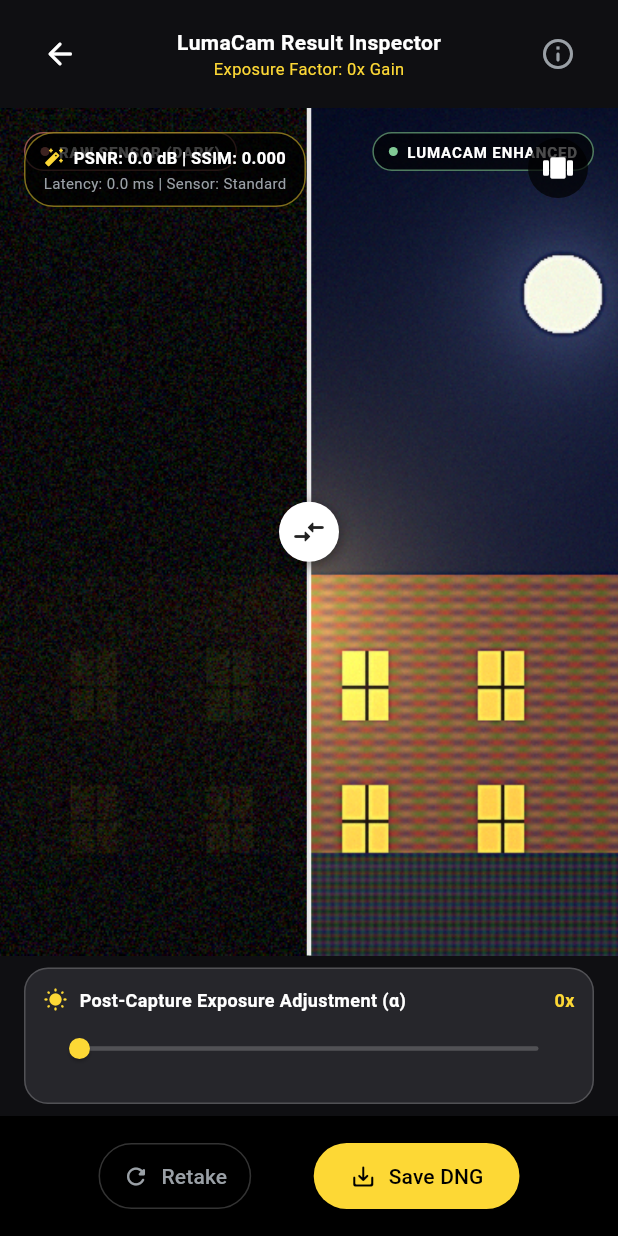
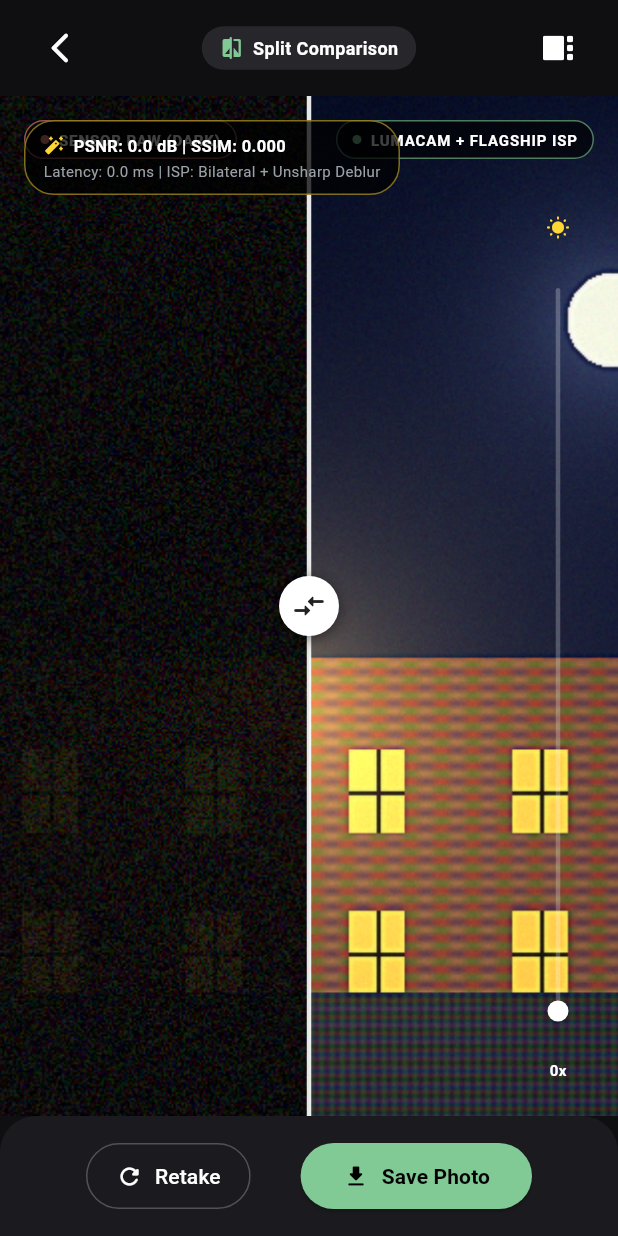
Before and after one commit to Sreenandan2004/LumaCam, a Flutter app: the CapturedPreviewScreen screen opened directly with empty values, on a phone screen of 412 x 824 dp. Run offline on Flutter 3.47's test engine with Material 3 defaults, Android fonts, the phone set to English and light mode, and no system bars.

Commit message:
feat(mobile): integrate Camera2 live feed and real-time Edge Flagship ISP pipeline

```diff
--- a/mobile/lib/presentation/screens/captured_preview_screen.dart
+++ b/mobile/lib/presentation/screens/captured_preview_screen.dart
@@ -8,6 +8,7 @@
 /// and dynamic post-capture exposure adjustment.
 class CapturedPreviewScreen extends StatefulWidget {
   final Uint8List? imageBytes;
+  final Uint8List? beforeBytes;
   final double initialAlpha;
   final double latencyMs;
   final double psnr;
@@ -17,6 +18,7 @@
   const CapturedPreviewScreen({
     super.key,
     this.imageBytes,
+    this.beforeBytes,
     required this.initialAlpha,
     required this.latencyMs,
     required this.psnr,
@@ -52,7 +54,7 @@
               Icon(Icons.check_circle_rounded, color: GCamColors.accentGreen, size: 18),
               SizedBox(width: 8),
               Text(
-                'Saved to Gallery: DCIM/Camera/LumaCam_RAW.dng',
+                'Saved to Gallery: DCIM/Camera/LumaCam_Pixel_ISP.jpg',
                 style: TextStyle(color: GCamColors.textPrimary, fontSize: 12),
               ),
             ],
@@ -65,7 +67,6 @@
 
   @override
   Widget build(BuildContext context) {
-    // Dynamic brightness factor for preview slider
     final brightnessScale = (_currentAlpha / 100.0).clamp(0.6, 2.0);
 
     return Scaffold(
@@ -85,10 +86,12 @@
                   Center(
                     child: _showSplitComparison
                         ? BeforeAfterSlider(
+                            beforeImageBytes: widget.beforeBytes,
+                            afterImageBytes: widget.imageBytes,
                             beforeImagePath: 'assets/samples/dark_raw.png',
                             afterImagePath: 'assets/samples/lumacam_isp.png',
-                            beforeLabel: 'RAW SENSOR (DARK)',
-                            afterLabel: 'LUMACAM ENHANCED',
+                            beforeLabel: 'SENSOR RAW (DARK)',
+                            afterLabel: 'LUMACAM + FLAGSHIP ISP',
                           )
                         : ColorFiltered(
                             colorFilter: ColorFilter.matrix([
@@ -141,7 +144,7 @@
                           ),
                           const SizedBox(height: 2),
                           Text(
-                            'Latency: ${widget.latencyMs.toStringAsFixed(1)} ms | Sensor: ${widget.isRaw ? "Bayer 14-bit RAW" : "Standard"}',
+                            'Latency: ${widget.latencyMs.toStringAsFixed(1)} ms | ISP: Bilateral + Unsharp Deblur',
                             style: const TextStyle(
                               color: GCamColors.textSecondary,
                               fontSize: 10,
@@ -152,33 +155,54 @@
                     ),
                   ),
 
-                  // Split view toggle button
+                  // Post-Capture Exposure Slider (Right Edge)
                   Positioned(
-                    top: 16,
                     right: 16,
-                    child: IconButton(
-                      icon: Icon(
-                        _showSplitComparison ? Icons.view_carousel_rounded : Icons.splitscreen_rounded,
+                    bottom: 24,
+                    top: 80,
+                    child: Column(
+                      mainAxisAlignment: MainAxisAlignment.center,
+                      children: [
+                        const Icon(Icons.wb_sunny_rounded, color: GCamColors.accentYellow, size: 16),
+                        const SizedBox(height: 8),
+                        Expanded(
+                          child: RotatedBox(
+                            quarterTurns: 3,
+                            child: SliderTheme(
+                              data: SliderTheme.of(context).copyWith(
+                                trackHeight: 3,
+                                thumbShape: const RoundSliderThumbShape(enabledThumbRadius: 7),
+                                activeTrackColor: GCamColors.accentYellow,
+                                inactiveTrackColor: Colors.white24,
+                                thumbColor: Colors.white,
+                              ),
+                              child: Slider(
+                                value: _currentAlpha,
+                                min: 10.0,
+                                max: 300.0,
+                                onChanged: (val) => setState(() => _currentAlpha = val),
+                              ),
+                            ),
+                          ),
+                        ),
+                        const SizedBox(height: 8),
+                        Text(
+                          '${_currentAlpha.toInt()}x',
+                          style: const TextStyle(
                             color: GCamColors.textPrimary,
+                            fontSize: 10,
+                            fontWeight: FontWeight.bold,
                           ),
-                      tooltip: _showSplitComparison ? 'Show Full Enhanced' : 'Show Split Lens',
-                      style: IconButton.styleFrom(
-                        backgroundColor: Colors.black.withValues(alpha: 0.7),
                         ),
-                      onPressed: () {
-                        setState(() => _showSplitComparison = !_showSplitComparison);
-                      },
+                      ],
                     ),
                   ),
                 ],
               ),
             ),
 
-            // Bottom Post-Processing Panel
-            _buildPostProcessPanel(),
-
-            // Bottom Action Bar (Retake, Save, Share)
-            _buildActionBar(context),
+            // Bottom Control Bar
+            _buildBottomBar(context),
           ],
         ),
       ),
@@ -186,75 +210,32 @@
   }
 
   Widget _buildTopBar(BuildContext context) {
-    return Padding(
-      padding: const EdgeInsets.symmetric(horizontal: 16, vertical: 12),
+    return Container(
+      padding: const EdgeInsets.symmetric(horizontal: 16, vertical: 8),
       child: Row(
         mainAxisAlignment: MainAxisAlignment.spaceBetween,
         children: [
           IconButton(
-            icon: const Icon(Icons.arrow_back_rounded, color: GCamColors.textPrimary),
+            icon: const Icon(Icons.arrow_back_ios_new_rounded, color: GCamColors.textPrimary),
             onPressed: () => Navigator.pop(context),
           ),
-          Column(
-            children: [
-              const Text(
-                'LumaCam Result Inspector',
-                style: TextStyle(
-                  color: GCamColors.textPrimary,
-                  fontSize: 14,
-                  fontWeight: FontWeight.bold,
-                ),
-              ),
-              Text(
-                'Exposure Factor: ${_currentAlpha.round()}x Gain',
-                style: const TextStyle(
-                  color: GCamColors.accentYellow,
-                  fontSize: 11,
-                ),
-              ),
-            ],
-          ),
-          IconButton(
-            icon: const Icon(Icons.info_outline_rounded, color: GCamColors.textSecondary),
-            onPressed: () {
-              ScaffoldMessenger.of(context).showSnackBar(
-                const SnackBar(
-                  backgroundColor: GCamColors.surfaceElevated,
-                  content: Text(
-                    'Reconstructed from 4-channel packed Bayer raw data (RGGB) using Attention U-Net GAN.',
-                    style: TextStyle(fontSize: 12),
-                  ),
-                ),
-              );
-            },
-          ),
-        ],
-      ),
-    );
-  }
-
-  Widget _buildPostProcessPanel() {
-    return Container(
-      margin: const EdgeInsets.symmetric(horizontal: 16, vertical: 8),
-      padding: const EdgeInsets.all(12),
+          Container(
+            padding: const EdgeInsets.symmetric(horizontal: 12, vertical: 6),
             decoration: BoxDecoration(
               color: GCamColors.surfaceElevated,
-        borderRadius: BorderRadius.circular(16),
-        border: Border.all(color: GCamColors.borderSubtle),
+              borderRadius: BorderRadius.circular(20),
             ),
-      child: Column(
-        crossAxisAlignment: CrossAxisAlignment.start,
+            child: Row(
               children: [
-          Row(
-            mainAxisAlignment: MainAxisAlignment.spaceBetween,
-            children: [
-              Row(
-                children: const [
-                  Icon(Icons.wb_sunny_rounded, color: GCamColors.accentYellow, size: 16),
-                  SizedBox(width: 8),
+                Icon(
+                  _showSplitComparison ? Icons.compare_rounded : Icons.photo_rounded,
+                  color: GCamColors.accentGreen,
+                  size: 16,
+                ),
+                const SizedBox(width: 6),
                 Text(
-                    'Post-Capture Exposure Adjustment (α)',
-                    style: TextStyle(
+                  _showSplitComparison ? 'Split Comparison' : 'Enhanced Photo',
+                  style: const TextStyle(
                     color: GCamColors.textPrimary,
                     fontSize: 12,
                     fontWeight: FontWeight.w600,
@@ -262,75 +243,58 @@
                 ),
               ],
             ),
-              Text(
-                '${_currentAlpha.round()}x',
-                style: const TextStyle(
-                  color: GCamColors.accentYellow,
-                  fontSize: 12,
-                  fontWeight: FontWeight.bold,
           ),
+          IconButton(
+            icon: Icon(
+              _showSplitComparison ? Icons.view_sidebar_rounded : Icons.splitscreen_rounded,
+              color: GCamColors.textPrimary,
             ),
-            ],
-          ),
-          SliderTheme(
-            data: SliderThemeData(
-              activeTrackColor: GCamColors.accentYellow,
-              inactiveTrackColor: GCamColors.borderSubtle,
-              thumbColor: GCamColors.accentYellow,
-              overlayColor: GCamColors.accentYellow.withValues(alpha: 0.2),
-              trackHeight: 3.0,
-              thumbShape: const RoundSliderThumbShape(enabledThumbRadius: 7.0),
-            ),
-            child: Slider(
-              min: 10.0,
-              max: 300.0,
-              value: _currentAlpha,
-              onChanged: (val) {
-                setState(() => _currentAlpha = val);
-              },
-            ),
+            tooltip: 'Toggle Split Comparison',
+            onPressed: () => setState(() => _showSplitComparison = !_showSplitComparison),
           ),
         ],
       ),
     );
   }
 
-  Widget _buildActionBar(BuildContext context) {
+  Widget _buildBottomBar(BuildContext context) {
     return Container(
       padding: const EdgeInsets.symmetric(horizontal: 24, vertical: 16),
-      color: Colors.black,
+      decoration: const BoxDecoration(
+        color: GCamColors.surface,
+        borderRadius: BorderRadius.vertical(top: Radius.circular(24)),
+      ),
       child: Row(
         mainAxisAlignment: MainAxisAlignment.spaceEvenly,
         children: [
-          // Retake button
+          // Retake Button
           OutlinedButton.icon(
-            icon: const Icon(Icons.refresh_rounded, size: 18),
-            label: const Text('Retake'),
             style: OutlinedButton.styleFrom(
-              foregroundColor: GCamColors.textSecondary,
-              side: const BorderSide(color: GCamColors.borderSubtle),
-              padding: const EdgeInsets.symmetric(horizontal: 16, vertical: 12),
+              side: const BorderSide(color: Colors.white24),
               shape: RoundedRectangleBorder(borderRadius: BorderRadius.circular(24)),
+              padding: const EdgeInsets.symmetric(horizontal: 20, vertical: 12),
             ),
+            icon: const Icon(Icons.refresh_rounded, color: GCamColors.textPrimary, size: 18),
+            label: const Text('Retake', style: TextStyle(color: GCamColors.textPrimary)),
             onPressed: () => Navigator.pop(context),
           ),
 
-          // Save button
+          // Save / Export Button
           ElevatedButton.icon(
+            style: ElevatedButton.styleFrom(
+              backgroundColor: GCamColors.accentGreen,
+              foregroundColor: Colors.black,
+              shape: RoundedRectangleBorder(borderRadius: BorderRadius.circular(24)),
+              padding: const EdgeInsets.symmetric(horizontal: 28, vertical: 12),
+            ),
             icon: _isSaving
                 ? const SizedBox(
                     width: 16,
                     height: 16,
-                    child: CircularProgressIndicator(strokeWidth: 2, color: Colors.black),
+                    child: CircularProgressIndicator(color: Colors.black, strokeWidth: 2),
                   )
-                : const Icon(Icons.save_alt_rounded, size: 18),
-            label: Text(_isSaving ? 'Saving...' : 'Save DNG'),
-            style: ElevatedButton.styleFrom(
-              backgroundColor: GCamColors.accentYellow,
-              foregroundColor: Colors.black,
-              padding: const EdgeInsets.symmetric(horizontal: 24, vertical: 12),
-              shape: RoundedRectangleBorder(borderRadius: BorderRadius.circular(24)),
-            ),
+                : const Icon(Icons.file_download_rounded, size: 18),
+            label: Text(_isSaving ? 'Saving...' : 'Save Photo', style: const TextStyle(fontWeight: FontWeight.bold)),
             onPressed: _isSaving ? null : _handleSave,
           ),
         ],
--- a/mobile/lib/presentation/widgets/before_after_slider.dart
+++ b/mobile/lib/presentation/widgets/before_after_slider.dart
@@ -1,17 +1,23 @@
+import 'dart:typed_data';
 import 'package:flutter/material.dart';
 import '../../core/constants/gcam_colors.dart';
 
 /// Interactive draggable comparison slider between before and after image states.
+/// Supports both pre-rendered assets and real-time in-memory captured frames (Uint8List).
 class BeforeAfterSlider extends StatefulWidget {
   final String beforeImagePath;
   final String afterImagePath;
+  final Uint8List? beforeImageBytes;
+  final Uint8List? afterImageBytes;
   final String beforeLabel;
   final String afterLabel;
 
   const BeforeAfterSlider({
     super.key,
-    required this.beforeImagePath,
-    required this.afterImagePath,
+    this.beforeImagePath = 'assets/samples/dark_raw.png',
+    this.afterImagePath = 'assets/samples/lumacam_isp.png',
+    this.beforeImageBytes,
+    this.afterImageBytes,
     this.beforeLabel = 'RAW SENSOR (DARK)',
     this.afterLabel = 'LUMACAM AI + ISP',
   });
@@ -22,6 +28,45 @@
 
 class _BeforeAfterSliderState extends State<BeforeAfterSlider> {
   double _splitRatio = 0.5; // Range: 0.0 to 1.0
+
+  Widget _buildAfterImage() {
+    if (widget.afterImageBytes != null) {
+      return Image.memory(
+        widget.afterImageBytes!,
+        fit: BoxFit.cover,
+        errorBuilder: (context, error, stackTrace) => _buildPlaceholder('After Image'),
+      );
+    }
+    return Image.asset(
+      widget.afterImagePath,
+      fit: BoxFit.cover,
+      errorBuilder: (context, error, stackTrace) => _buildPlaceholder('After Image'),
+    );
+  }
+
+  Widget _buildBeforeImage() {
+    if (widget.beforeImageBytes != null) {
+      return Image.memory(
+        widget.beforeImageBytes!,
+        fit: BoxFit.cover,
+        errorBuilder: (context, error, stackTrace) => _buildPlaceholder('Before Image'),
+      );
+    }
+    return Image.asset(
+      widget.beforeImagePath,
+      fit: BoxFit.cover,
+      errorBuilder: (context, error, stackTrace) => _buildPlaceholder('Before Image'),
+    );
+  }
+
+  Widget _buildPlaceholder(String text) {
+    return Container(
+      color: GCamColors.surfaceElevated,
+      child: Center(
+        child: Text(text, style: const TextStyle(color: GCamColors.textSecondary)),
+      ),
+    );
+  }
 
   @override
   Widget build(BuildContext context) {
@@ -39,31 +84,13 @@
           child: Stack(
             fit: StackFit.expand,
             children: [
-              // 1. Bottom Layer: After Image (LumaCam Enhanced + ISP)
-              Image.asset(
-                widget.afterImagePath,
-                fit: BoxFit.cover,
-                errorBuilder: (context, error, stackTrace) => Container(
-                  color: GCamColors.surfaceElevated,
-                  child: const Center(
-                    child: Text('After Image', style: TextStyle(color: GCamColors.textSecondary)),
-                  ),
-                ),
-              ),
+              // 1. Bottom Layer: After Image (LumaCam Enhanced + Flagship ISP)
+              _buildAfterImage(),
 
               // 2. Top Layer: Before Image (Raw Dark / Noisy) clipped by splitRatio
               ClipRect(
                 clipper: _HorizontalSplitClipper(_splitRatio),
-                child: Image.asset(
-                  widget.beforeImagePath,
-                  fit: BoxFit.cover,
-                  errorBuilder: (context, error, stackTrace) => Container(
-                    color: Colors.black,
-                    child: const Center(
-                      child: Text('Before Image', style: TextStyle(color: GCamColors.textSecondary)),
-                    ),
-                  ),
-                ),
+                child: _buildBeforeImage(),
               ),
 
               // 3. Vertical Divider Line
```
Also changed, not shown: mobile/lib/core/services/camera2_service.dart (+9 -2 lines), mobile/lib/presentation/screens/gcam_camera_screen.dart (+48 -13 lines), 5 other files. Lines whose indentation alone changed are shown as unchanged.
